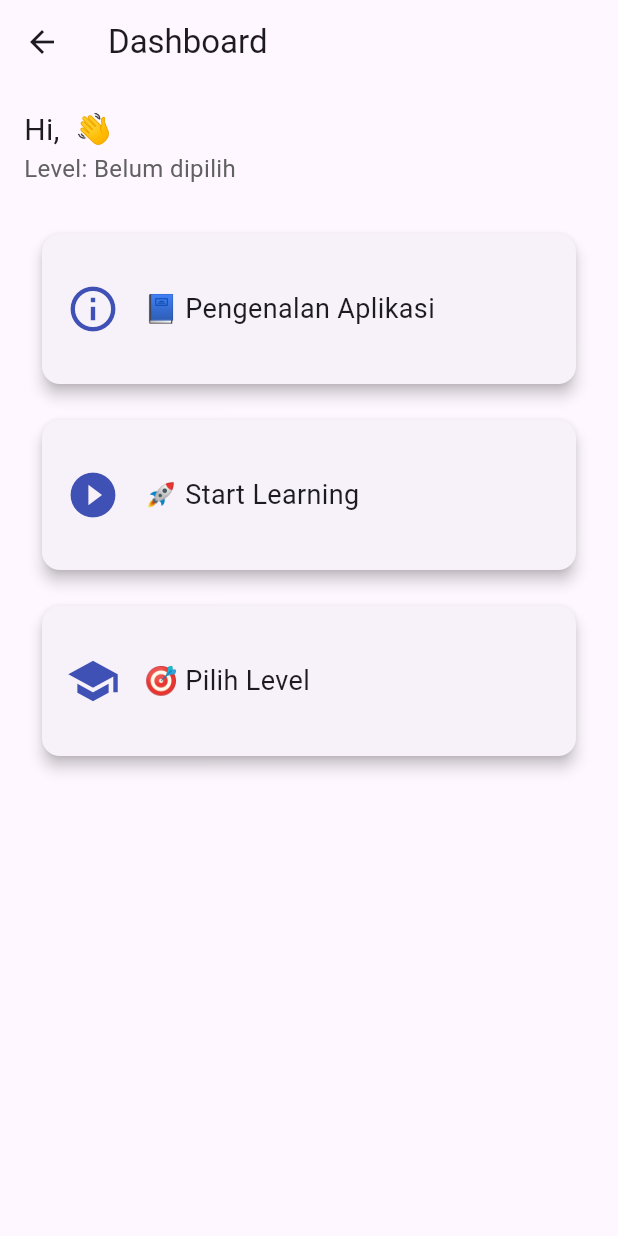
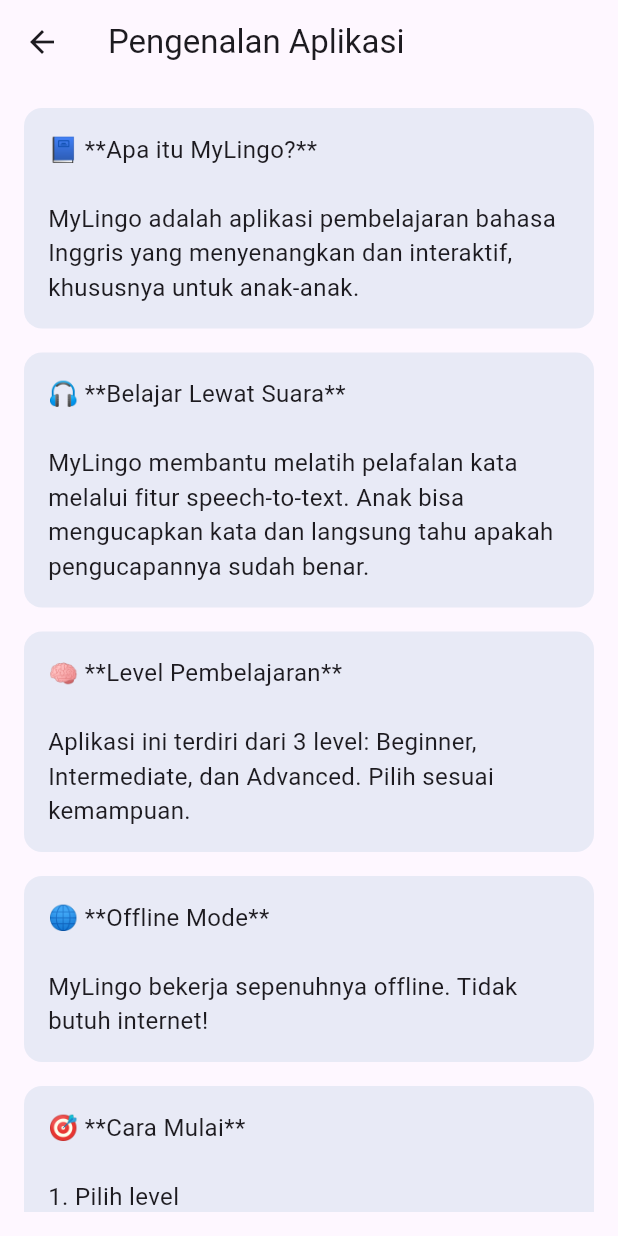
Before and after one commit to suryo/mylingo_flutter, a Flutter app: the DashboardScreen screen opened by its route, after a tap on "📘 Pengenalan Aplikasi", on a phone screen of 412 x 824 dp. Run offline on Flutter 3.47's test engine with Material 3 defaults, Android fonts, the phone set to English and light mode, and no system bars; our stand-ins replace audioplayers, shared_preferences, speech_to_text; accounts and stored records are empty.

Commit message:
create intro screen

```diff
--- a/lib/main.dart
+++ b/lib/main.dart
@@ -3,6 +3,7 @@
 import 'screens/login_screen.dart';
 import 'screens/register_screen.dart';
 import 'screens/dashboard_screen.dart';
+import 'screens/intro_screen.dart';
 
 void main() {
   runApp(MyLingoApp());
@@ -20,6 +21,9 @@
         '/register': (context) => RegisterScreen(),
         '/login': (context) => LoginScreen(),
         '/dashboard': (context) => DashboardScreen(),
+        '/intro': (context) => IntroScreen(), // (next)
+        '/choose-theme': (context) => ChooseThemeScreen(), // (next)
+        '/choose-level': (context) => ChooseLevelScreen(), // (next)
       },
     );
   }
--- /dev/null
+++ b/lib/screens/intro_screen.dart
@@ -0,0 +1,38 @@
+import 'package:flutter/material.dart';
+
+class IntroScreen extends StatelessWidget {
+  final List<String> infoTexts = [
+    "📘 **Apa itu MyLingo?**\n\nMyLingo adalah aplikasi pembelajaran bahasa Inggris yang menyenangkan dan interaktif, khususnya untuk anak-anak.",
+    "🎧 **Belajar Lewat Suara**\n\nMyLingo membantu melatih pelafalan kata melalui fitur speech-to-text. Anak bisa mengucapkan kata dan langsung tahu apakah pengucapannya sudah benar.",
+    "🧠 **Level Pembelajaran**\n\nAplikasi ini terdiri dari 3 level: Beginner, Intermediate, dan Advanced. Pilih sesuai kemampuan.",
+    "🌐 **Offline Mode**\n\nMyLingo bekerja sepenuhnya offline. Tidak butuh internet!",
+    "🎯 **Cara Mulai**\n\n1. Pilih level\n2. Klik 'Start Learning'\n3. Pilih tema, dan mulai latihan pelafalan!",
+  ];
+
+  @override
+  Widget build(BuildContext context) {
+    return Scaffold(
+      appBar: AppBar(title: Text("Pengenalan Aplikasi")),
+      body: Padding(
+        padding: const EdgeInsets.all(16.0),
+        child: ListView.separated(
+          itemCount: infoTexts.length,
+          separatorBuilder: (context, index) => SizedBox(height: 16),
+          itemBuilder: (context, index) {
+            return Container(
+              decoration: BoxDecoration(
+                color: Colors.indigo.shade50,
+                borderRadius: BorderRadius.circular(12),
+              ),
+              padding: EdgeInsets.all(16),
+              child: Text(
+                infoTexts[index],
+                style: TextStyle(fontSize: 16),
+              ),
+            );
+          },
+        ),
+      ),
+    );
+  }
+}
```
